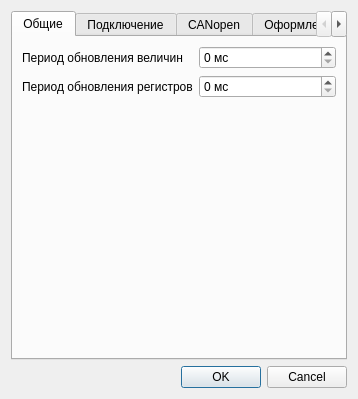
Before: the Qt Designer form settingsdlg.ui in catompiler/QCanDrive, drawn with Qt 5.
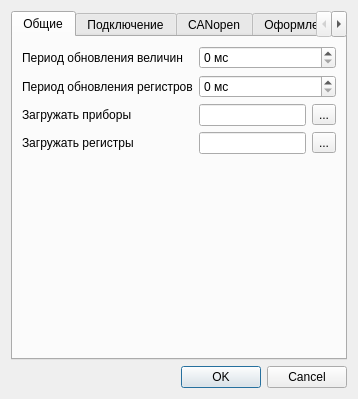
After: the same form once the commit is applied.

Commit message: open cockpit & reglist on app start

```diff
--- a/settingsdlg.ui
+++ b/settingsdlg.ui
@@ -64,7 +64,57 @@
          </property>
         </widget>
        </item>
+       <item row="2" column="0">
+        <widget class="QLabel" name="lblCockpitFile">
+         <property name="text">
+          <string>Загружать приборы</string>
+         </property>
+        </widget>
+       </item>
        <item row="2" column="1">
+        <layout class="QHBoxLayout" name="horizontalLayout">
+         <item>
+          <widget class="QLineEdit" name="leCockpitFile">
+           <property name="clearButtonEnabled">
+            <bool>true</bool>
+           </property>
+          </widget>
+         </item>
+         <item>
+          <widget class="QToolButton" name="tbCockpitFileSel">
+           <property name="text">
+            <string>...</string>
+           </property>
+          </widget>
+         </item>
+        </layout>
+       </item>
+       <item row="3" column="0">
+        <widget class="QLabel" name="lblRegListFile">
+         <property name="text">
+          <string>Загружать регистры</string>
+         </property>
+        </widget>
+       </item>
+       <item row="3" column="1">
+        <layout class="QHBoxLayout" name="horizontalLayout_2">
+         <item>
+          <widget class="QLineEdit" name="leRegListFile">
+           <property name="clearButtonEnabled">
+            <bool>true</bool>
+           </property>
+          </widget>
+         </item>
+         <item>
+          <widget class="QToolButton" name="tbRegListFileSel">
+           <property name="text">
+            <string>...</string>
+           </property>
+          </widget>
+         </item>
+        </layout>
+       </item>
+       <item row="4" column="1">
         <spacer name="verticalSpacer_2">
          <property name="orientation">
           <enum>Qt::Vertical</enum>
```
The commit also changes 16 other files.
